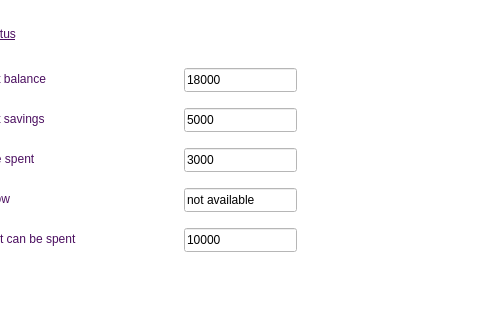
Nirjaraa/spendwise, file checkbalance.ui: the form before one commit; both pictures show x 146 to 626 and y 212 to 540 of the 960 by 540 pixel window.
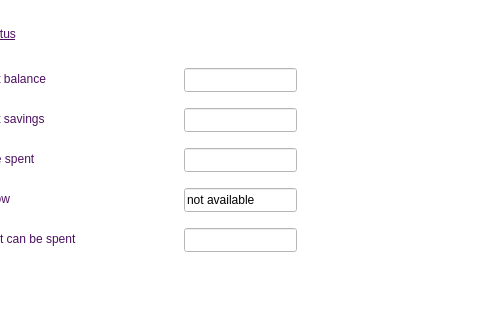
The form after the commit. Icons and pictures are not drawn.

Diff of the .ui file:
```diff
--- a/checkbalance.ui
+++ b/checkbalance.ui
@@ -79,7 +79,7 @@
      </rect>
     </property>
     <property name="text">
-     <string>18000</string>
+     <string> </string>
     </property>
    </widget>
    <widget class="QLineEdit" name="lineEdit_2">
@@ -92,7 +92,7 @@
      </rect>
     </property>
     <property name="text">
-     <string>5000</string>
+     <string> </string>
     </property>
    </widget>
    <widget class="QLineEdit" name="lineEdit_3">
@@ -105,7 +105,7 @@
      </rect>
     </property>
     <property name="text">
-     <string>3000</string>
+     <string> </string>
     </property>
    </widget>
    <widget class="QLineEdit" name="lineEdit_6">
@@ -118,7 +118,7 @@
      </rect>
     </property>
     <property name="text">
-     <string>10000</string>
+     <string> </string>
     </property>
    </widget>
    <widget class="QLineEdit" name="lineEdit_7">
```
